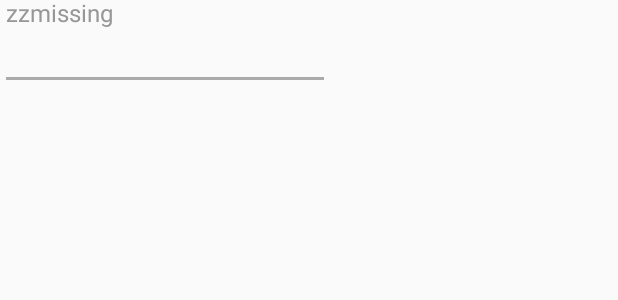
After one commit to RareScrap/WingTaxi, an Android app: the layout viewpager_code_slide_fragment_login.xml on its own in the app's theme, with its tools: preview values and no code run, on a phone screen of 412 x 824 dp. The commit adds this screen. Shown: the top 300 px of the screen. Run offline under Robolectric (Android 15) with nearby library versions, the phone set to English and light mode, and no system bars.

Commit message:
Сломан переход к новой активити, но теперь текстовые поля свайпаются при нажатии на кнопку "продолжить"

```diff
--- a/app/build.gradle
+++ b/app/build.gradle
@@ -5,7 +5,7 @@ android {
     buildToolsVersion "25.0.3"
     defaultConfig {
         applicationId "com.apptrust.wingtaxi"
-        minSdkVersion 16
+        minSdkVersion 17
         targetSdkVersion 25
         versionCode 1
         versionName "1.0"
--- /dev/null
+++ b/app/src/main/res/layout/viewpager_code_slide_fragment_login.xml
@@ -0,0 +1,24 @@
+<?xml version="1.0" encoding="utf-8"?>
+<android.support.design.widget.TextInputLayout
+    xmlns:android="http://schemas.android.com/apk/res/android"
+    xmlns:app="http://schemas.android.com/apk/res-auto"
+    android:id="@+id/codeInputLayout"
+    android:theme="@style/EditTextUnderline"
+    android:layout_width="wrap_content"
+    android:layout_height="wrap_content"
+    android:gravity="center_horizontal"
+    android:textColorHint="@color/login_hint_color"
+    app:hintTextAppearance="@style/TextAppearence.TextInputLayout.Login">
+
+    <!-- app:hintTextAppearance - плавающий хинт
+     android:textColorHint - цвет статичного хинта -->
+
+    <EditText
+        android:id="@+id/codeField"
+        android:layout_width="220dp"
+        android:layout_height="wrap_content"
+        android:hint="@string/login_code_hint"
+        android:textColor="@color/login_edittext_color"
+        />
+
+</android.support.design.widget.TextInputLayout>
--- a/app/src/main/res/values/colors.xml
+++ b/app/src/main/res/values/colors.xml
@@ -3,4 +3,8 @@
     <color name="colorPrimary">#3F51B5</color>
     <color name="colorPrimaryDark">#303F9F</color>
     <color name="colorAccent">#FF4081</color>
+    <color name="LoginBackground">#3a3a3a</color>
+    <color name="enterButtonBackground">#939393</color>
+    <color name="login_edittext_color">#d8d8d8</color>
+    <color name="login_hint_color">#979797</color>
 </resources>
--- a/app/src/main/res/values/dimens.xml
+++ b/app/src/main/res/values/dimens.xml
@@ -6,4 +6,5 @@
     <dimen name="nav_header_height">160dp</dimen>
     <dimen name="fab_margin">16dp</dimen>
     <dimen name="login_elements_margin">20dp</dimen>
+    <dimen name="button_text_padding">10dp</dimen>
 </resources>
--- a/app/src/main/res/values/styles.xml
+++ b/app/src/main/res/values/styles.xml
@@ -17,4 +17,16 @@
 
     <style name="AppTheme.PopupOverlay" parent="ThemeOverlay.AppCompat.Light" />
 
+
+    <!-- Кастомный цвет плавающего хинта для TextInputLayout-->
+    <style name="TextAppearence.TextInputLayout.Login" parent="@android:style/TextAppearance">
+        <item name="android:textColor">@color/login_hint_color</item>
+    </style>
+
+    <style name="EditTextUnderline" parent="Theme.AppCompat.Light.DarkActionBar">
+        <item name="colorControlNormal">#aaaaaa</item>
+        <item name="colorControlActivated">#aaaaaa</item>
+        <item name="colorControlHighlight">#aaaaaa</item>
+    </style>
+
 </resources>
```
Also changed, not shown: app/src/main/java/com/apptrust/wingtaxi/LoginActivity.java (+85 -21 lines), app/src/main/res/layout/fragment_login.xml (+21 -47 lines), app/src/main/res/layout/viewpager_phone_slide_fragment_login.xml (added, +23 -0 lines).
